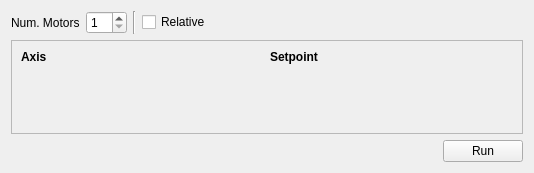
First picture: the form in src/firefly/plans/move_motor_window.ui, repository spc-group/haven, before the edit.
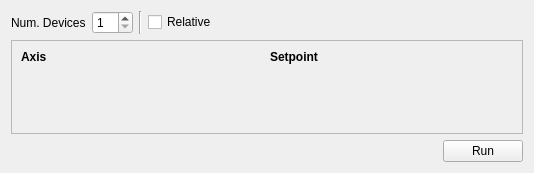
Second picture: the form after the edit. Custom widgets are drawn as their Qt base class.

Patch:
```diff
--- a/src/firefly/plans/move_motor_window.ui
+++ b/src/firefly/plans/move_motor_window.ui
@@ -27,7 +27,7 @@
           </sizepolicy>
          </property>
          <property name="text">
-          <string>Num. Motors</string>
+          <string>Num. Devices</string>
          </property>
         </widget>
        </item>
```
